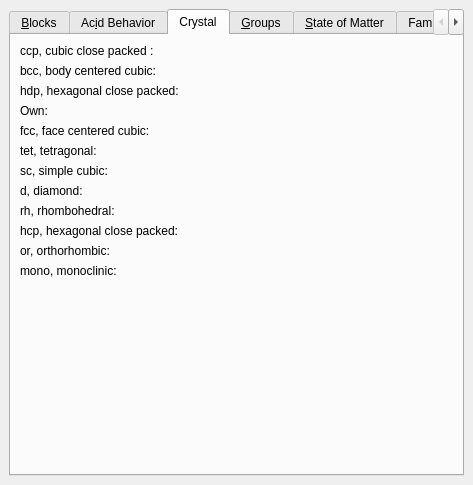
First picture: the form in src/settings_colors.ui, repository KDE/kalzium, before the edit.
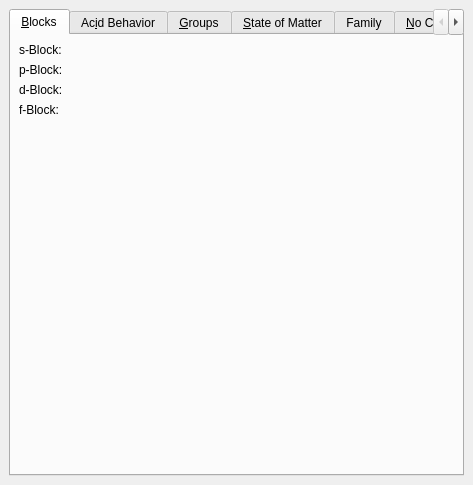
Second picture: the form after the edit. The open tabs and pages were chosen to show the change. Custom widgets are drawn as their Qt base class.

Commit message: * Yeah, even more strings and GUI removed. On the way to a clear GUI in KDE 4 :)

What changed in the file:
```diff
--- a/src/settings_colors.ui
+++ b/src/settings_colors.ui
@@ -236,272 +236,6 @@
        </item>
       </layout>
      </widget>
-     <widget class="QWidget" name="tabCrystal" >
-      <attribute name="title" >
-       <string>Crystal</string>
-      </attribute>
-      <layout class="QGridLayout" >
-       <property name="margin" >
-        <number>9</number>
-       </property>
-       <property name="spacing" >
-        <number>6</number>
-       </property>
-       <item row="11" column="0" >
-        <layout class="QHBoxLayout" >
-         <property name="margin" >
-          <number>0</number>
-         </property>
-         <property name="spacing" >
-          <number>6</number>
-         </property>
-         <item>
-          <widget class="QLabel" name="textLabel13_12" >
-           <property name="text" >
-            <string>mono, monoclinic:</string>
-           </property>
-          </widget>
-         </item>
-         <item>
-          <widget class="KColorButton" name="kcfg_crystal_mono" />
-         </item>
-        </layout>
-       </item>
-       <item row="10" column="0" >
-        <layout class="QHBoxLayout" >
-         <property name="margin" >
-          <number>0</number>
-         </property>
-         <property name="spacing" >
-          <number>6</number>
-         </property>
-         <item>
-          <widget class="QLabel" name="textLabel13_13" >
-           <property name="text" >
-            <string>or, orthorhombic:</string>
-           </property>
-          </widget>
-         </item>
-         <item>
-          <widget class="KColorButton" name="kcfg_crystal_or" />
-         </item>
-        </layout>
-       </item>
-       <item row="0" column="0" >
-        <layout class="QHBoxLayout" >
-         <property name="margin" >
-          <number>0</number>
-         </property>
-         <property name="spacing" >
-          <number>6</number>
-         </property>
-         <item>
-          <widget class="QLabel" name="textLabel13_2" >
-           <property name="text" >
-            <string>ccp, cubic close packed :</string>
-           </property>
-          </widget>
-         </item>
-         <item>
-          <widget class="KColorButton" name="kcfg_crystal_ccp" />
-         </item>
-        </layout>
-       </item>
-       <item row="12" column="0" >
-        <spacer>
-         <property name="orientation" >
-          <enum>Qt::Vertical</enum>
-         </property>
-         <property name="sizeHint" >
-          <size>
-           <width>20</width>
-           <height>40</height>
-          </size>
-         </property>
-        </spacer>
-       </item>
-       <item row="1" column="0" >
-        <layout class="QHBoxLayout" >
-         <property name="margin" >
-          <number>0</number>
-         </property>
-         <property name="spacing" >
-          <number>6</number>
-         </property>
-         <item>
-          <widget class="QLabel" name="textLabel13_5" >
-           <property name="text" >
-            <string>bcc, body centered cubic:</string>
-           </property>
-          </widget>
-         </item>
-         <item>
-          <widget class="KColorButton" name="kcfg_crystal_bcc" />
-         </item>
-        </layout>
-       </item>
-       <item row="3" column="0" >
-        <layout class="QHBoxLayout" >
-         <property name="margin" >
-          <number>0</number>
-         </property>
-         <property name="spacing" >
-          <number>6</number>
-         </property>
-         <item>
-          <widget class="QLabel" name="textLabel13_4" >
-           <property name="text" >
-            <string>Own:</string>
-           </property>
-          </widget>
-         </item>
-         <item>
-          <widget class="KColorButton" name="kcfg_crystal_own" />
-         </item>
-        </layout>
-       </item>
-       <item row="2" column="0" >
-        <layout class="QHBoxLayout" >
-         <property name="margin" >
-          <number>0</number>
-         </property>
-         <property name="spacing" >
-          <number>6</number>
-         </property>
-         <item>
-          <widget class="QLabel" name="textLabel13_3" >
-           <property name="text" >
-            <string>hdp, hexagonal close packed:</string>
-           </property>
-          </widget>
-         </item>
-         <item>
-          <widget class="KColorButton" name="kcfg_crystal_hdp" />
-         </item>
-        </layout>
-       </item>
-       <item row="4" column="0" >
-        <layout class="QHBoxLayout" >
-         <property name="margin" >
-          <number>0</number>
-         </property>
-         <property name="spacing" >
-          <number>6</number>
-         </property>
-         <item>
-          <widget class="QLabel" name="textLabel13_6" >
-           <property name="text" >
-            <string>fcc, face centered cubic:</string>
-           </property>
-          </widget>
-         </item>
-         <item>
-          <widget class="KColorButton" name="kcfg_crystal_fcc" />
-         </item>
-        </layout>
-       </item>
-       <item row="5" column="0" >
-        <layout class="QHBoxLayout" >
-         <property name="margin" >
-          <number>0</number>
-         </property>
-         <property name="spacing" >
-          <number>6</number>
-         </property>
-         <item>
-          <widget class="QLabel" name="textLabel13_11" >
-           <property name="text" >
-            <string>tet, tetragonal:</string>
-           </property>
-          </widget>
-         </item>
-         <item>
-          <widget class="KColorButton" name="kcfg_crystal_tet" />
-         </item>
-        </layout>
-       </item>
-       <item row="6" column="0" >
-        <layout class="QHBoxLayout" >
-         <property name="margin" >
-          <number>0</number>
-         </property>
-         <property name="spacing" >
-          <number>6</number>
-         </property>
-         <item>
-          <widget class="QLabel" name="textLabel13_10" >
-           <property name="text" >
-            <string>sc, simple cubic:</string>
-           </property>
-          </widget>
-         </item>
-         <item>
-          <widget class="KColorButton" name="kcfg_crystal_sc" />
-         </item>
-        </layout>
-       </item>
-       <item row="7" column="0" >
-        <layout class="QHBoxLayout" >
-         <property name="margin" >
-          <number>0</number>
-         </property>
-         <property name="spacing" >
-          <number>6</number>
-         </property>
-         <item>
-          <widget class="QLabel" name="textLabel13_9" >
-           <property name="text" >
-            <string>d, diamond:</string>
-           </property>
-          </widget>
-         </item>
-         <item>
-          <widget class="KColorButton" name="kcfg_crystal_d" />
-         </item>
-        </layout>
-       </item>
-       <item row="8" column="0" >
-        <layout class="QHBoxLayout" >
-         <property name="margin" >
-          <number>0</number>
-         </property>
-         <property name="spacing" >
-          <number>6</number>
-         </property>
-         <item>
-          <widget class="QLabel" name="textLabel13_8" >
-           <property name="text" >
-            <string>rh, rhombohedral:</string>
-           </property>
-          </widget>
-         </item>
-         <item>
-          <widget class="KColorButton" name="kcfg_crystal_rh" />
-         </item>
-        </layout>
-       </item>
-       <item row="9" column="0" >
-        <layout class="QHBoxLayout" >
-         <property name="margin" >
-          <number>0</number>
-         </property>
-         <property name="spacing" >
-          <number>6</number>
-         </property>
-         <item>
-          <widget class="QLabel" name="textLabel13_7" >
-           <property name="text" >
-            <string>hcp, hexagonal close packed:</string>
-           </property>
-          </widget>
-         </item>
-         <item>
-          <widget class="KColorButton" name="kcfg_crystal_hcp" />
-         </item>
-        </layout>
-       </item>
-      </layout>
-     </widget>
      <widget class="QWidget" name="tabGroups" >
       <attribute name="title" >
        <string>&amp;Groups</string>
@@ -1045,7 +779,7 @@
  <customwidgets>
   <customwidget>
    <class>KColorButton</class>
-   <extends></extends>
+   <extends>QWidget</extends>
    <header>kcolorbutton.h</header>
    <container>0</container>
    <pixmap></pixmap>
```
Left out of the diff: 8 changed lines with no effect on the pictures.
